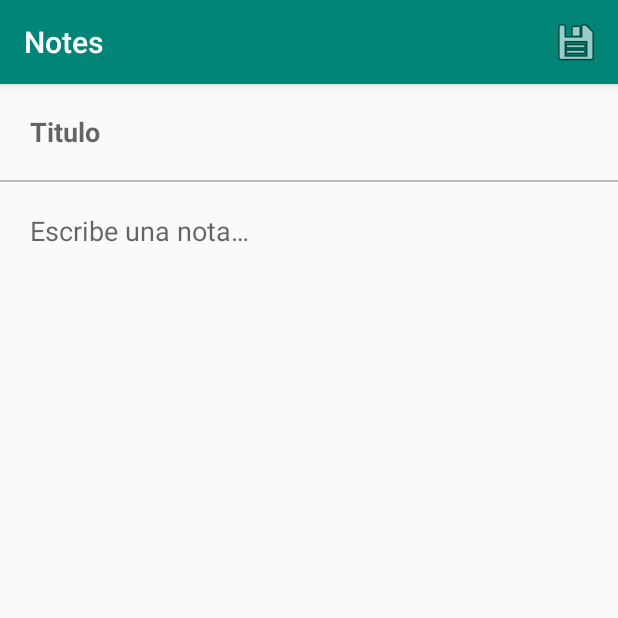
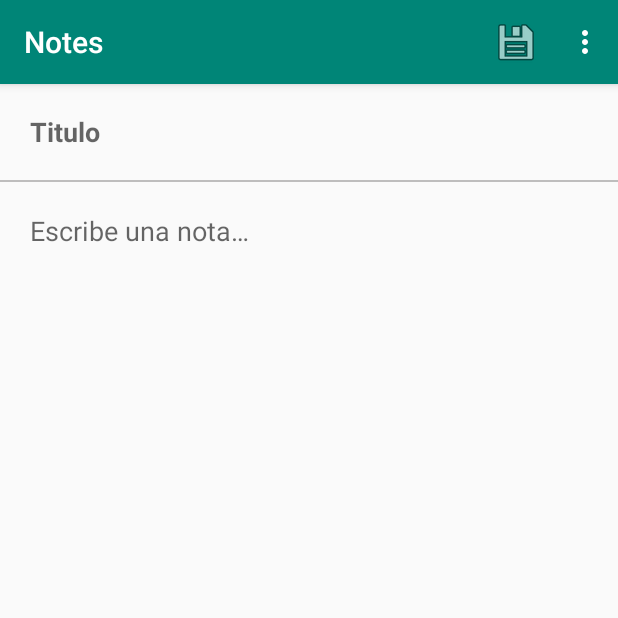
Before and after one commit to thaisc98/Notes, an Android app: the EditNoteActivity screen opened directly, with no data from a screen before it, on a phone screen of 412 x 824 dp, the top half of it. Run offline under Robolectric (Android 15) with nearby library versions, the phone set to English and light mode, and no system bars.

Commit message:
Ya se puede borrar notas.

```diff
--- a/app/src/main/res/menu/edit_note_options.xml
+++ b/app/src/main/res/menu/edit_note_options.xml
@@ -7,4 +7,9 @@
         android:icon="@android:drawable/ic_menu_save"
         android:title="@string/guarda"
         app:showAsAction="always" />
+    <item
+        android:id="@+id/borrar"
+        android:icon="@android:drawable/ic_menu_delete"
+        android:title="@string/borrar"
+        app:showAsAction="never" />
 </menu>
--- a/app/src/main/res/values/strings.xml
+++ b/app/src/main/res/values/strings.xml
@@ -7,4 +7,8 @@
     <string name="aviso">Esta seguro que desea perder los datos?</string>
     <string name="aceptar">Salir</string>
     <string name="continuar">Seguir en la nota</string>
+    <string name="borrar">Borrar esta nota</string>
+    <string name="confirmBorrar">Desea borrar esta nota?</string>
+    <string name="executeBorrar">Borrar</string>
+    <string name="cancelarBorrar">No borrar</string>
 </resources>
```
Also changed, not shown: app/src/main/java/com/example/thaiscontreras/notes/EditNoteActivity.java (+19 -0 lines), app/src/main/java/com/example/thaiscontreras/notes/ListNote.java (+12 -2 lines), app/src/main/java/com/example/thaiscontreras/notes/NotesDB.java (+10 -0 lines).
